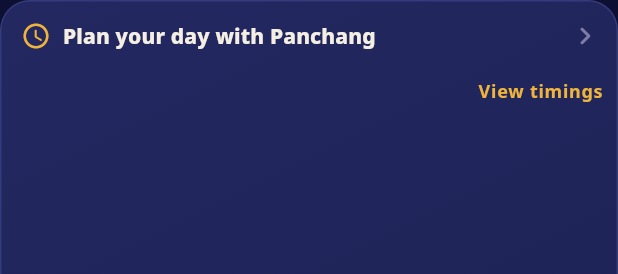
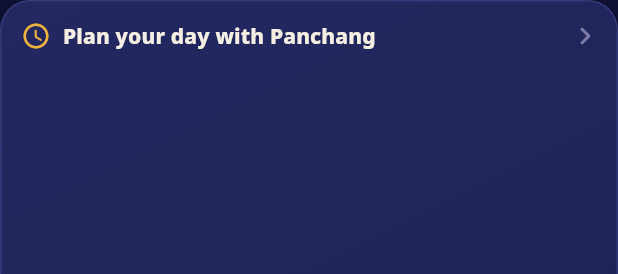
Before and after one commit to rvastrovastu/rvastrovastu, a Flutter app: the _StripView widget shown alone on an empty page, opened directly with empty values, on a phone screen of 412 x 824 dp. Shown: the top 274 px of the screen. Run offline on Flutter 3.47's test engine with Material 3 defaults, Android fonts, the phone set to English and light mode, and no system bars; our stand-ins replace flutter_compass, flutter_local_notifications, flutter_riverpod, flutter_timezone, geocoding, geolocator and 9 more; missing offline and left inert: home_widget, lat_lng_to_timezone, purchases_flutter, swisseph; accounts and stored records are empty.

Commit message:
One navigation in Plan your day card; drop deprecated button param
Co-Authored-By: Claude Opus 5.5 <noreply@anthropic.com>
Claude-Session: https://claude.ai/code/session_014uPxK69gU1FrWBM4cHFrVB

```diff
--- a/lib/features/panchang/presentation/widgets/plan_your_day_strip.dart
+++ b/lib/features/panchang/presentation/widgets/plan_your_day_strip.dart
@@ -165,7 +165,7 @@ class _StripView extends StatelessWidget {
         child: InkWell(
           onTap: () => context.push('/muhurat'),
           child: Padding(
-            padding: const EdgeInsets.fromLTRB(14, 12, 10, 8),
+            padding: const EdgeInsets.fromLTRB(14, 12, 10, 12),
             child: Column(
               crossAxisAlignment: CrossAxisAlignment.stretch,
               children: [
@@ -208,19 +208,6 @@ class _StripView extends StatelessWidget {
                       ],
                     );
                   },
-                ),
-                Align(
-                  alignment: Alignment.centerRight,
-                  child: Padding(
-                    padding: const EdgeInsets.only(top: 6),
-                    child: Text(
-                      l10n.homeViewTimings,
-                      style: theme.textTheme.labelMedium?.copyWith(
-                        color: AppColors.primary,
-                        fontWeight: FontWeight.w700,
-                      ),
-                    ),
-                  ),
                 ),
               ],
             ),
```
Also changed, not shown: lib/features/horoscope/presentation/widgets/daily_horoscope_section.dart (+9 -4 lines).
